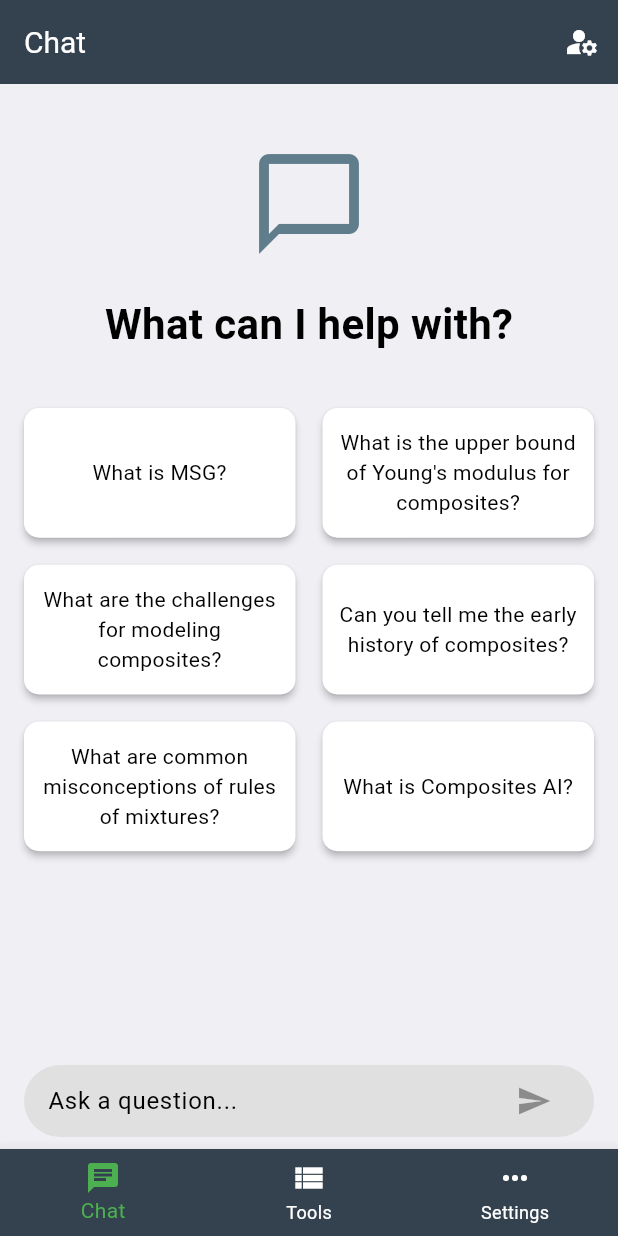
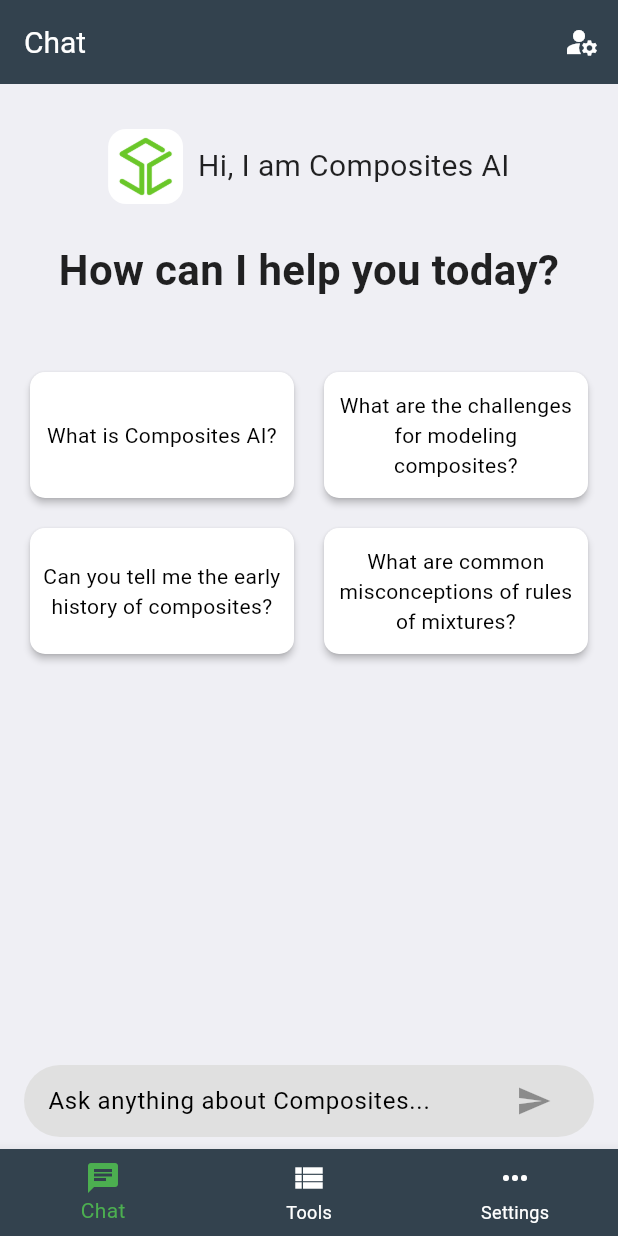
Before and after one commit to banghuazhao/swiftcomp-flutter, a Flutter app: the screen it shows after launch, on a phone screen of 412 x 824 dp. Run offline on Flutter 3.47's test engine with Material 3 defaults, Android fonts, the light colour scheme and no system bars; our stand-ins replace auto_size_text, cached_network_image, device_info_plus, file_picker, fl_chart, flutter_dotenv and 11 more; missing offline and left inert: app_tracking_transparency, composite_calculator, dart:html, fetch_client, flutter_math_fork, gpt_markdown and 4 more; accounts and stored records are empty.

Commit message:
add front page change

```diff
--- a/lib/presentation/chat/viewModels/chat_view_model.dart
+++ b/lib/presentation/chat/viewModels/chat_view_model.dart
@@ -44,12 +44,10 @@
   final assistantId = "asst_pxUDI3A9Q8afCqT9cqgUkWQP";
 
   List<String> defaultQuestions = [
-    "What is MSG?",
-    "What is the upper bound of Young's modulus for composites?",
+    "What is Composites AI?",
     "What are the challenges for modeling composites?",
     "Can you tell me the early history of composites?",
     "What are common misconceptions of rules of mixtures?",
-    "What is Composites AI?",
     // "Calculate laminate stress",
     // "Calculates the UDFRC properties by rules of mixture",
     // "Give me some math equations.",
--- a/lib/presentation/chat/views/chat_message_list.dart
+++ b/lib/presentation/chat/views/chat_message_list.dart
@@ -63,67 +63,90 @@
   Widget defaultQuestionView(ChatViewModel viewModel) {
     return SingleChildScrollView(
         child: Column(
+          mainAxisAlignment: MainAxisAlignment.center,
+          crossAxisAlignment: CrossAxisAlignment.center,
           children: [
-          SizedBox(height: 20),
+            const SizedBox(height: 30), // More spacing from the top
             Padding(
-            padding: const EdgeInsets.all(20.0),
-            child: Icon(
-              Icons.chat_bubble_outline,
-              size: 80,
-              color: Colors.blueGrey,
+              padding: const EdgeInsets.symmetric(horizontal: 20.0),
+              child: Row(
+                mainAxisSize: MainAxisSize.min,
+                mainAxisAlignment: MainAxisAlignment.center,
+                crossAxisAlignment: CrossAxisAlignment.center,
+                children: [
+                  // Logo with rounded corners
+                  ClipRRect(
+                    borderRadius: BorderRadius.circular(12),
+                    child: Image.asset(
+                      'images/Icon-512.png',  // Path to your image
+                      width: 50,
+                      height: 50,
                     ),
                   ),
+                  const SizedBox(width: 10), // More spacing for a balanced look
+                  Flexible( // Prevents text from overflowing
+                    child: Text(
+                      "Hi, I am Composites AI",
+                      style: TextStyle(
+                        fontSize: 20,
+                        fontWeight: FontWeight.normal, // Make it stand out
+                        color: Colors.black87, // Slightly softer than pure black
+                      ),
+                      textAlign: TextAlign.center,
+                    ),
+                  ),
+                ],
+              ),
+            ),
+            const SizedBox(height: 24),
             Text(
-            "What can I help with?",
-            style: TextStyle(fontSize: 28, fontWeight: FontWeight.bold),
+              "How can I help you today?",
+              style: TextStyle(
+                fontSize: 28, // Slightly larger for better readability
+                fontWeight: FontWeight.bold,
+                color: Colors.black87,
               ),
-          SizedBox(height: 20),
+              textAlign: TextAlign.center,
+            ),
+            const SizedBox(height: 28),
+
+            // Input Bar only on Web
             if (kIsWeb) inputBar(viewModel),
-          // Default questions displayed as cards or buttons
+
             LayoutBuilder(
               builder: (context, constraints) {
-              // Determine the number of columns based on the screen width
                 double width = constraints.maxWidth;
-              int crossAxisCount = 2;
-              if (width >= 1000) {
-                crossAxisCount = 5;
-              } else if (width >= 800) {
-                crossAxisCount = 4;
-              } else if (width >= 600) {
-                crossAxisCount = 3;
-              }
-              crossAxisCount = max(width ~/ 200, 2);
-
+                int crossAxisCount = max(width ~/ 200, 2);
                 return GridView.builder(
                   shrinkWrap: true,
                   physics: NeverScrollableScrollPhysics(),
                   gridDelegate: SliverGridDelegateWithFixedCrossAxisCount(
                     crossAxisCount: crossAxisCount,
-                  // Number of items in a row
                     childAspectRatio: 2,
-                  // Width to height ratio of each item
-                  crossAxisSpacing: 10.0,
-                  mainAxisSpacing: 10.0,
+                    crossAxisSpacing: 12.0, // More spacing
+                    mainAxisSpacing: 12.0,
                   ),
                   itemCount: viewModel.defaultQuestions.length,
-                padding: EdgeInsets.all(12),
+                  padding: const EdgeInsets.all(16),
                   itemBuilder: (context, index) {
                     return InkWell(
                       onTap: () async {
                         await viewModel.onDefaultQuestionsTapped(index);
                       },
-                    child: _buildDefaultQuestionCard(
-                        viewModel.defaultQuestions[index]),
+                      child: _buildDefaultQuestionCard(viewModel.defaultQuestions[index]),
                     );
                   },
                 );
               },
             ),
-          SizedBox(height: 20),
+
+            const SizedBox(height: 30),
           ],
-      ),
+        )
+
     );
   }
+
 
   List<Widget> chatList(BuildContext context, ChatViewModel viewModel) {
     List<Widget> messageWidgetsList = [];
@@ -320,7 +343,7 @@
                   controller: textController,
                   focusNode: focusNode,
                   decoration: InputDecoration(
-                    hintText: 'Ask a question...',
+                    hintText: 'Ask anything about Composites...',
                     border: InputBorder.none,
                     enabledBorder: InputBorder.none,
                     focusedBorder: InputBorder.none,
```
Lines whose indentation alone changed are shown as unchanged.
